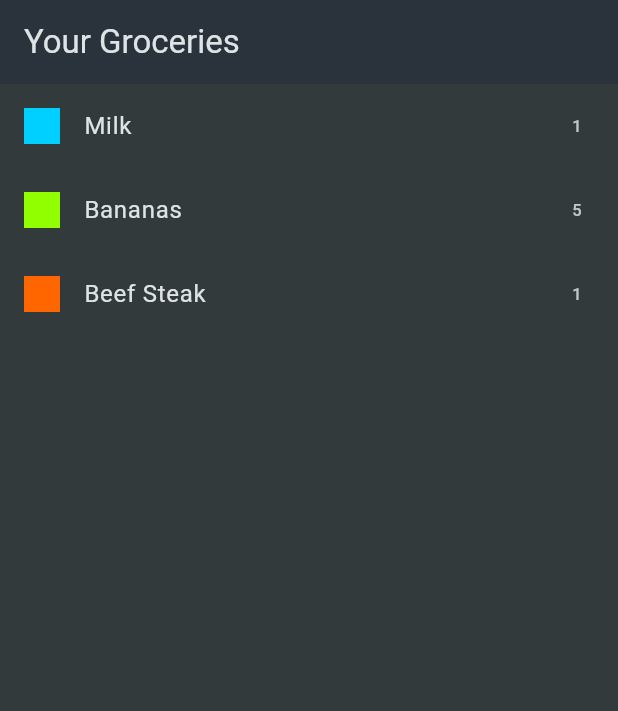
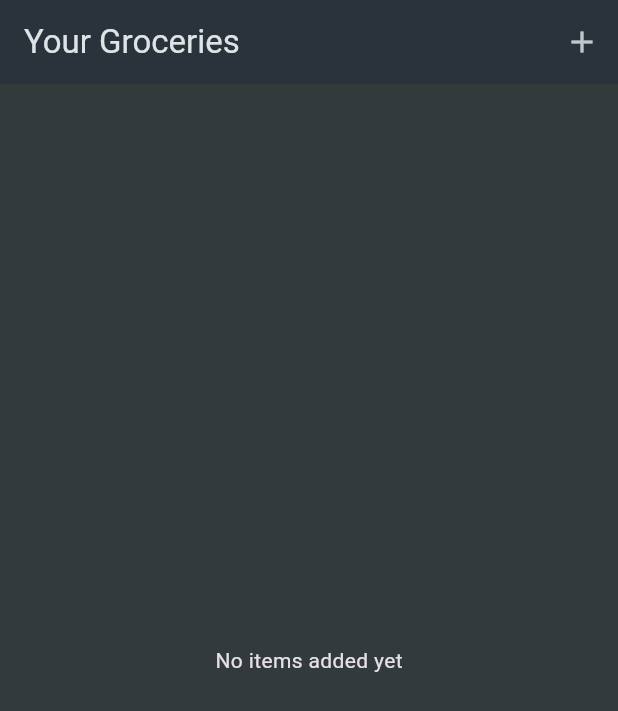
Before and after one commit to sawsanjamal/shopping-app, a Flutter app: the screen it shows after launch, on a phone screen of 412 x 824 dp. Shown: the top 711 px of the screen. Run offline on Flutter 3.47's test engine with Material 3 defaults, Android fonts, the phone set to English and light mode, and no system bars.

Commit message:
add functionality to add items, reset items, and dismiss items.

```diff
--- a/lib/data/dummy_items.dart
+++ /dev/null
@@ -1,21 +0,0 @@
-import 'package:shopping_app/data/categories.dart';
-import 'package:shopping_app/models/category.dart';
-import 'package:shopping_app/models/grocery_item.dart';
-
-final groceryItems = [
-  GroceryItem(
-      id: 'a',
-      name: 'Milk',
-      quantity: 1,
-      category: categories[Categories.dairy]!),
-  GroceryItem(
-      id: 'b',
-      name: 'Bananas',
-      quantity: 5,
-      category: categories[Categories.fruit]!),
-  GroceryItem(
-      id: 'c',
-      name: 'Beef Steak',
-      quantity: 1,
-      category: categories[Categories.meat]!),
-];
--- a/lib/widgets/grocery_list.dart
+++ b/lib/widgets/grocery_list.dart
@@ -1,27 +1,70 @@
 import 'package:flutter/material.dart';
-import 'package:shopping_app/data/dummy_items.dart';
+import 'package:flutter/widgets.dart';
 
-class GroceryList extends StatelessWidget {
+import 'package:shopping_app/models/grocery_item.dart';
+import 'package:shopping_app/widgets/new_item.dart';
+
+class GroceryList extends StatefulWidget {
   const GroceryList({super.key});
 
   @override
+  State<GroceryList> createState() => _GroceryListState();
+}
+
+class _GroceryListState extends State<GroceryList> {
+  final List<GroceryItem> _groceryItems = [];
+  void _addItem() async {
+    final newItem = await Navigator.of(context).push<GroceryItem>(
+      MaterialPageRoute(
+        builder: (ctx) => const NewItem(),
+      ),
+    );
+    if (newItem == null) {
+      return;
+    }
+    setState(() {
+      _groceryItems.add(newItem);
+    });
+  }
+
+  void _removeItem(GroceryItem item) {
+    setState(() {
+      _groceryItems.remove(item);
+    });
+  }
+
+  @override
   Widget build(BuildContext context) {
-    return Scaffold(
-        appBar: AppBar(
-          title: const Text("Your Groceries"),
-        ),
-        body: ListView.builder(
-            itemCount: groceryItems.length,
-            itemBuilder: (ctx, index) {
-              return ListTile(
-                title: Text(groceryItems[index].name),
+    Widget content = const Center(
+      child: Text("No items added yet"),
+    );
+    if (_groceryItems.isNotEmpty) {
+      content = ListView.builder(
+          itemCount: _groceryItems.length,
+          itemBuilder: (ctx, index) {
+            return Dismissible(
+              onDismissed: (direction) {
+                _removeItem(_groceryItems[index]);
+              },
+              key: ValueKey(_groceryItems[index].id),
+              child: ListTile(
+                title: Text(_groceryItems[index].name),
                 leading: Container(
                   width: 24,
                   height: 24,
-                  color: groceryItems[index].category.color,
+                  color: _groceryItems[index].category.color,
                 ),
-                trailing: Text(groceryItems[index].quantity.toString()),
-              );
-            }));
+                trailing: Text(_groceryItems[index].quantity.toString()),
+              ),
+            );
+          });
+    }
+    return Scaffold(
+      appBar: AppBar(
+        title: const Text("Your Groceries"),
+        actions: [IconButton(onPressed: _addItem, icon: const Icon(Icons.add))],
+      ),
+      body: content,
+    );
   }
 }
```
Also changed, not shown: lib/widgets/new_item.dart (added, +138 -0 lines).
